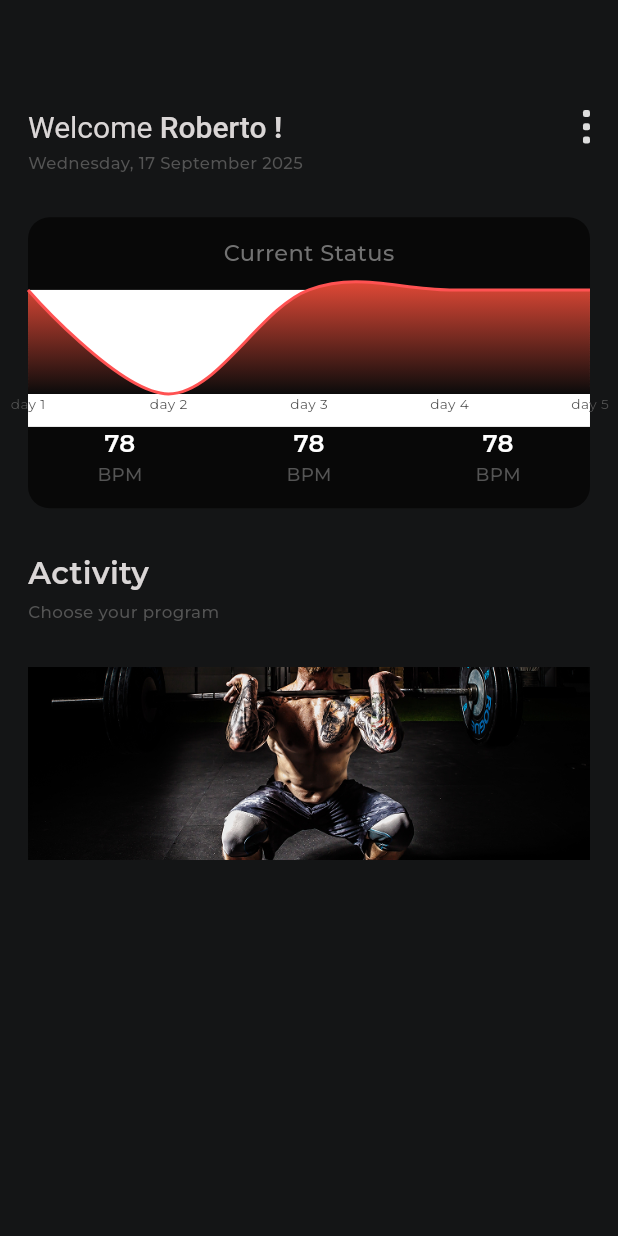
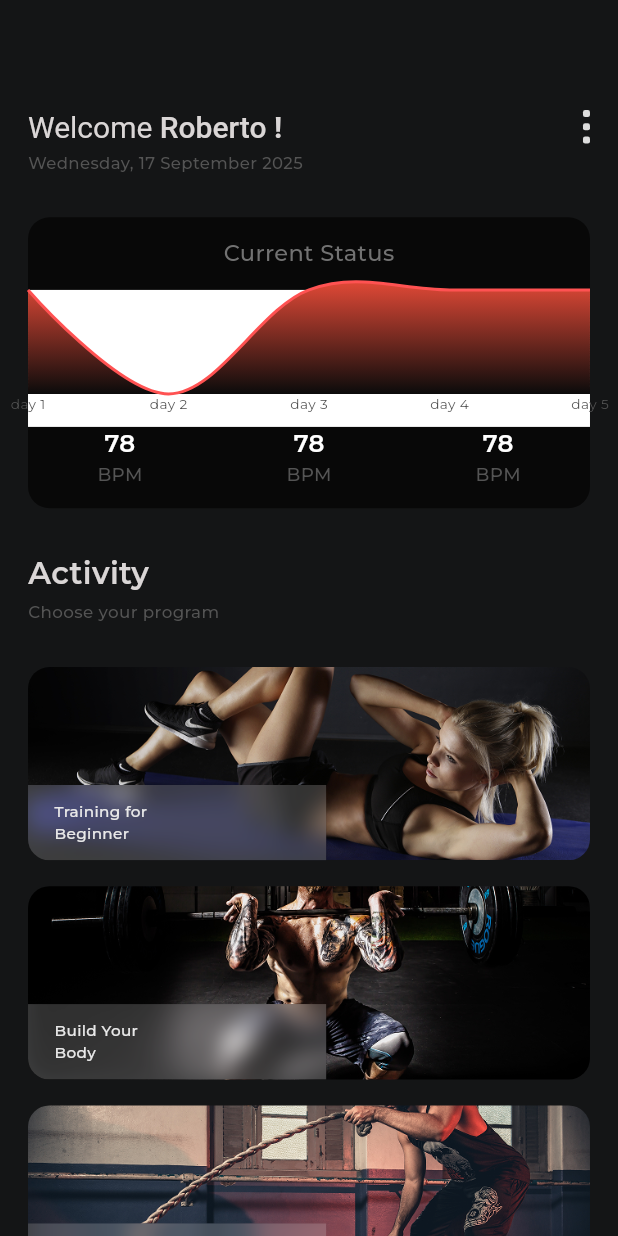
Before and after one commit to ak-abdullah/Fitness-App, a Flutter app: the HomeScreen screen opened directly, on a phone screen of 412 x 824 dp. Run offline on Flutter 3.47's test engine with Material 3 defaults, Android fonts, the light colour scheme and no system bars; drawn by our look-alikes of fl_chart; our stand-ins replace flutter_screenutil, flutter_svg, get, go_router, google_fonts, wakelock_plus.

```diff
--- a/lib/core/app_router.dart
+++ b/lib/core/app_router.dart
@@ -1,10 +1,10 @@
-import 'package:fitness_app/features/auth/view/signup.dart';
+import 'package:fitness_app/features/auth/view/login_signup_screen.dart';
 import 'package:fitness_app/features/onboarding/view/onboarding_screen.dart';
 import 'package:go_router/go_router.dart';
 
 final GoRouter router = GoRouter(
   routes: [
     GoRoute(path: '/', builder: (context, state) => OnboardingScreen()),
-    GoRoute(path: '/signup', builder: (context, state) => Signup())
+    GoRoute(path: '/signup', builder: (context, state) => LoginSingnupScreen())
   ],
 );
--- a/lib/core/themes.dart
+++ b/lib/core/themes.dart
@@ -23,5 +23,6 @@ class AppTheme {
   static const Color currentStatusLabelColor = Color(0xFF545454);
   static const Color activityColor = Color(0xFFDAD6D6);
   static const Color chooseProgramColor = Color(0xFF545454);
+  static const Color activityHeaderTextColor = Color(0xFFE8E8E8);
 
 }
--- a/lib/features/home/view/home_screen.dart
+++ b/lib/features/home/view/home_screen.dart
@@ -1,5 +1,8 @@
+import 'dart:ui';
+
 import 'package:fitness_app/core/themes.dart';
 import 'package:fitness_app/features/home/assets/home_images.dart';
+import 'package:fitness_app/features/home/view/widgets/activity_card.dart';
 import 'package:fl_chart/fl_chart.dart';
 import 'package:flutter/cupertino.dart';
 import 'package:flutter/material.dart';
@@ -32,14 +35,28 @@ class HomeScreen extends StatelessWidget {
             SizedBox(height: 28.h),
             ActivityHeader(),
             SizedBox(height: 28.h),
-            // Image.asset()
-            Container(
-              height: 127.h,
-              width: double.infinity,
-              decoration: BoxDecoration(
-              image: DecorationImage(image: AssetImage(HomeImages.buildYourBody,),fit: BoxFit.cover),
+            Expanded(
+              child: SingleChildScrollView(
+                child: Column(
+                  children: [
+                    ActivityCard(
+                      image: HomeImages.trainingForBeginner,
+                      text: "Training for\nBeginner",
+                    ),
+                    SizedBox(height: 17.h),
+                    ActivityCard(
+                      image: HomeImages.buildYourBody,
+                      text: 'Build Your\nBody',
+                    ),
+                    SizedBox(height: 17.h),
+                    ActivityCard(
+                      image: HomeImages.findMoreStyle,
+                      text: 'Find More\nStyle',
+                    ),
+                  ],
+                ),
               ),
-            )
+            ),
           ],
         ),
       ),
--- /dev/null
+++ b/lib/features/home/view/widgets/activity_card.dart
@@ -0,0 +1,56 @@
+import 'dart:ui';
+
+import 'package:fitness_app/core/themes.dart';
+import 'package:flutter/cupertino.dart';
+import 'package:flutter/material.dart';
+import 'package:flutter_screenutil/flutter_screenutil.dart';
+import 'package:google_fonts/google_fonts.dart';
+
+class ActivityCard extends StatelessWidget {
+  const ActivityCard({super.key, required this.image, required this.text});
+
+  final String image;
+  final String text;
+  @override
+  Widget build(BuildContext context) {
+    return Stack(
+      alignment: Alignment.bottomLeft,
+      children: [
+        Container(
+          height: 127.h,
+          width: double.infinity,
+          decoration: BoxDecoration(
+            borderRadius: BorderRadius.circular(14.r),
+            image: DecorationImage(image: AssetImage(image), fit: BoxFit.cover),
+          ),
+        ),
+
+        ClipRRect(
+          borderRadius: BorderRadiusGeometry.only(
+            bottomLeft: Radius.circular(14.r),
+          ),
+          child: BackdropFilter(
+            filter: ImageFilter.blur(sigmaX: 7, sigmaY: 7),
+            child: Container(
+              width: 181.w,
+              padding: EdgeInsets.only(top: 10.h, bottom: 10.h, left: 16.w),
+              decoration: BoxDecoration(
+                // borderRadius: BorderRadius.circular(14.r),
+                color: Colors.white.withValues(alpha: 0.18),
+              ),
+
+              child: Text(
+                text,
+                style: GoogleFonts.montserrat(
+                  color: AppTheme.activityHeaderTextColor,
+                  fontSize: 10.sp,
+                  fontWeight: FontWeight.w500,
+                ),
+              ),
+            ),
+          ),
+        ),
+      ],
+    );
+  }
+}
--- a/pubspec.yaml
+++ b/pubspec.yaml
@@ -44,6 +44,7 @@ dependencies:
   go_router: ^16.2.1
   fl_chart: ^1.1.0
   intl: ^0.20.2
+  fading_edge_scrollview: ^4.1.1
 
 dev_dependencies:
   flutter_test:
```
Also changed, not shown: lib/features/auth/view/controller/login_signup_screen_controller.dart (added, +14 -0 lines), lib/features/auth/view/login_signup_screen.dart (renamed from lib/features/auth/view/signup.dart, +7 -3 lines), lib/features/auth/view/widgets/auth_form.dart (+49 -17 lines), assets/images/home/training_for_beginner.png (renamed from assets/images/home/training _for _beginner.png), assets/images/onboarding/step2.png, pubspec.lock.
